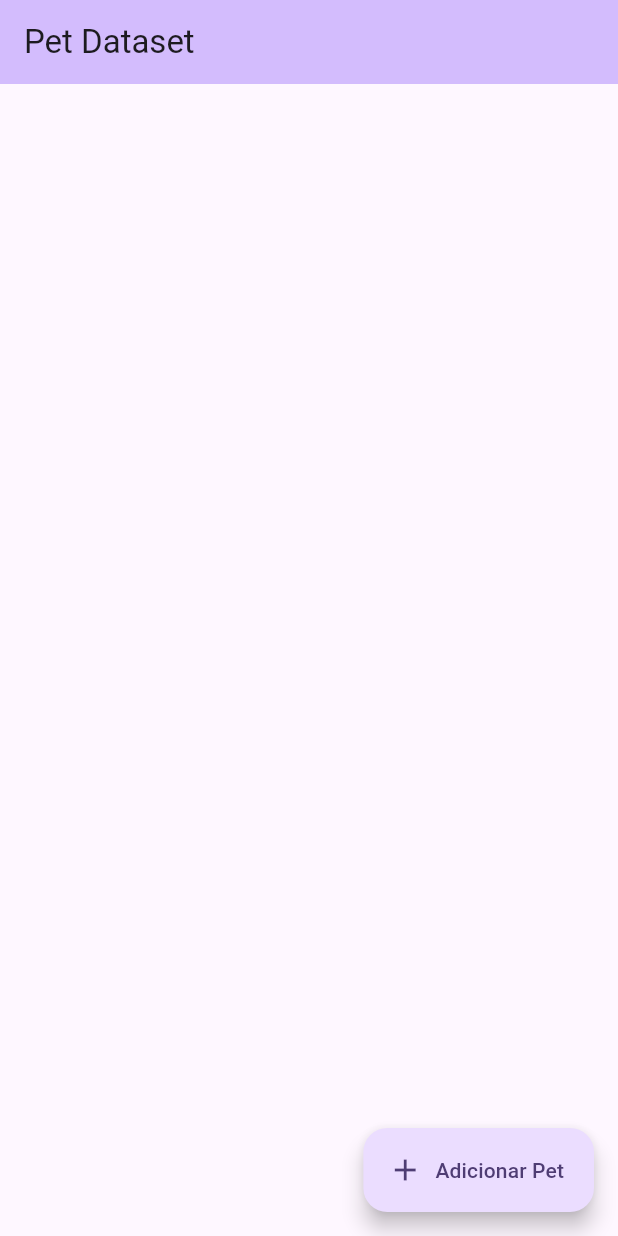
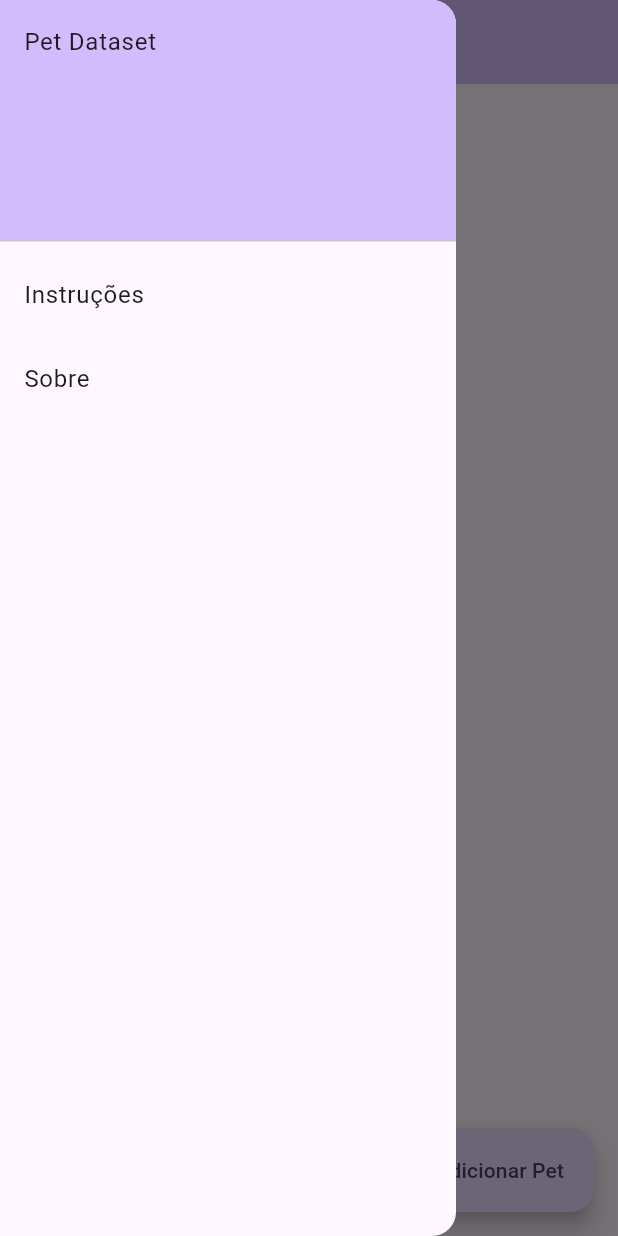
Before and after one commit to thierrypin/pet_dataset, a Flutter app: the screen it shows after launch, with the side drawer open (before the commit the screen has no drawer), on a phone screen of 412 x 824 dp. Run offline on Flutter 3.47's test engine with Material 3 defaults, Android fonts, the phone set to English and light mode, and no system bars; our stand-ins replace camera, image_picker, shared_preferences, tuple.

Commit message:
Fix small things and aded TODO file

```diff
--- a/lib/model/model.dart
+++ b/lib/model/model.dart
@@ -1,9 +1,6 @@
 
-import 'dart:collection';
-import 'dart:ffi';
 
 import 'package:flutter/material.dart';
-import 'package:pet_dataset/model/persistence.dart';
 
 enum Species { none, cat, dog }
 extension SpeciesExtension on Species {
--- /dev/null
+++ b/lib/pages/drawer.dart
@@ -0,0 +1,35 @@
+
+
+import 'package:flutter/material.dart';
+
+
+class MyDrawer extends StatelessWidget {
+  const MyDrawer({super.key});
+
+  @override
+  Widget build(BuildContext context) {
+    return Drawer(
+      elevation: 1,
+      backgroundColor: Theme.of(context).colorScheme.surface,
+      child: ListView(
+        padding: EdgeInsets.zero,
+        children: [
+          DrawerHeader(
+            decoration: BoxDecoration(
+              color: Theme.of(context).colorScheme.inversePrimary,
+            ),
+            child: const Text('Pet Dataset'),
+          ),
+          ListTile(
+            title: const Text("Instruções"),
+            onTap: () => {},
+          ),
+          ListTile(
+            title: const Text("Sobre"),
+            onTap: () => {},
+          )
+        ],
+      ),
+    );
+  }
+}
--- a/lib/pages/home.dart
+++ b/lib/pages/home.dart
@@ -1,4 +1,5 @@
 import 'package:flutter/material.dart';
+import 'package:pet_dataset/pages/drawer.dart';
 import 'package:provider/provider.dart';
 
 import 'package:pet_dataset/model/model.dart';
@@ -70,6 +71,7 @@ class _HomePageState extends State<HomePage> {
         backgroundColor: Theme.of(context).colorScheme.inversePrimary,
         title: Text(widget.title),
       ),
+      drawer: const MyDrawer(),
       body: Center(child: _getPetCards()),
       floatingActionButton: FloatingActionButton.extended(
         tooltip: 'Increment',
--- a/lib/pages/new_pet_page.dart
+++ b/lib/pages/new_pet_page.dart
@@ -5,6 +5,7 @@ import 'package:pet_dataset/pages/view_pet_pages.dart';
 import 'package:provider/provider.dart';
 
 import '../control/pets_control.dart';
+import 'drawer.dart';
 
 
 // ********************************************************
@@ -85,6 +86,7 @@ class _NewPetPageState extends State<NewPetPage> {
         backgroundColor: Theme.of(context).colorScheme.inversePrimary,
         title: const Text("Novo Pet"),
       ),
+      //drawer: const MyDrawer(),
       body: Form(
           key: _formKey,
           child: Column(
@@ -93,6 +95,7 @@ class _NewPetPageState extends State<NewPetPage> {
               // Name
               TextFormField(
                   controller: nameController,
+                  textCapitalization: TextCapitalization.words,
                   decoration: const InputDecoration(
                       hintText: "O nome do bichinho",
                       labelText: "Nome",
@@ -157,6 +160,7 @@ class _NewPetPageState extends State<NewPetPage> {
               // *************
               // Breed
               TextFormField(
+                textCapitalization: TextCapitalization.words,
                 controller: breedController,
                 decoration: const InputDecoration(
                     labelText: "Raça", icon: Icon(Icons.abc)),
```
Also changed, not shown: lib/pages/view_pet_pages.dart (+40 -23 lines), 1 other file.
